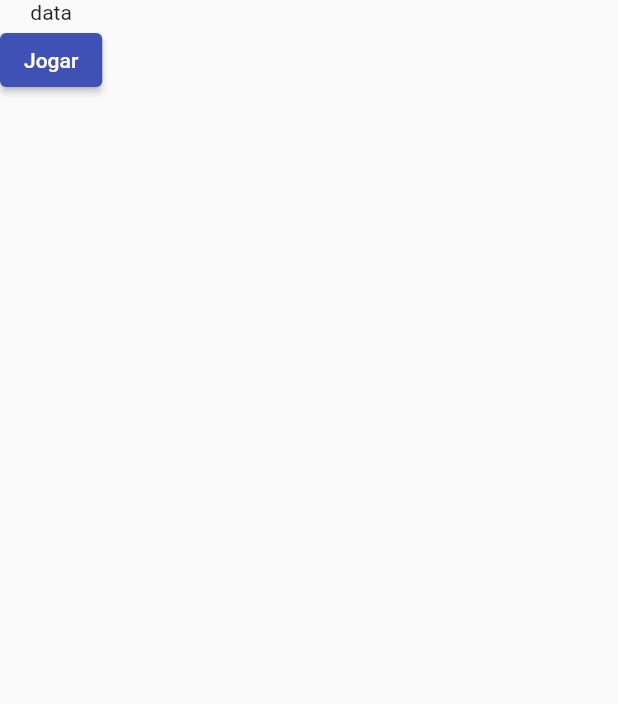
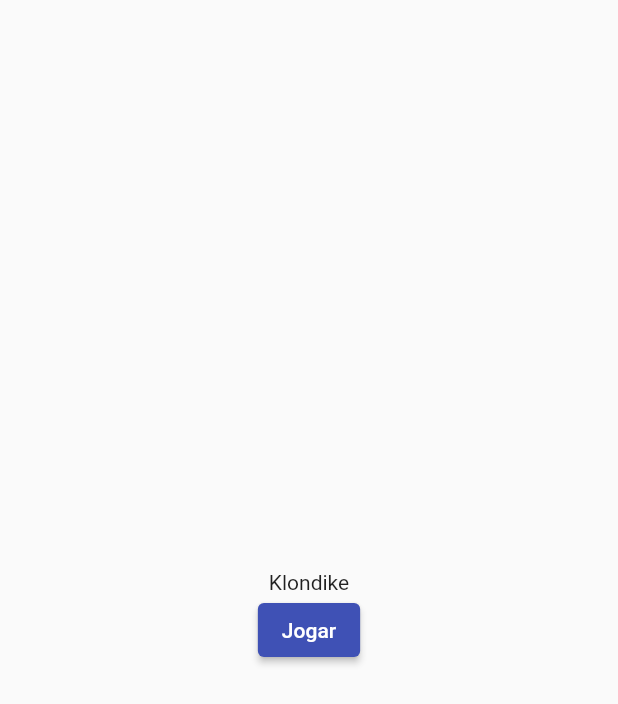
Before and after one commit to RMoroni/momo_card_games, a Flutter app: the screen it shows after launch, on a phone screen of 412 x 824 dp. Shown: the top 704 px of the screen. Run offline on Flutter 3.47's test engine with Material 2 defaults, Android fonts, the phone set to English and light mode, and no system bars; our stand-ins replace get_it.

Commit message:
altera posicao na home, adicion layout paciencia, adiciona distribuicao de cartas do paciencia

```diff
--- a/lib/ui/home/screens/home_screen.dart
+++ b/lib/ui/home/screens/home_screen.dart
@@ -12,18 +12,23 @@ class HomeScreen extends StatelessWidget {
   @override
   Widget build(BuildContext context) {
     return Scaffold(
-      body: Column(children: [
-        Text('data'),
-        ElevatedButton(
+      body: Column(
+        mainAxisAlignment: MainAxisAlignment.center,
+        children: [
+          const Text('Klondike'),
+          Center(
+            child: ElevatedButton(
               onPressed: () {
                 navigator.pushNamed(
                   context: context,
                   route: Routes.klondike,
                 );
               },
-          child: Text('Jogar'),
+              child: const Text('Jogar'),
             ),
-      ],),
+          ),
+        ],
+      ),
     );
   }
 
```
Also changed, not shown: lib/ui/klondike/screens/klondike_screen.dart (+47 -9 lines), lib/ui/shared/components/card_component.dart (+8 -2 lines), lib/ui/shared/components/deck_component.dart (+13 -6 lines), pubspec.lock. Lines whose indentation alone changed are shown as unchanged.
